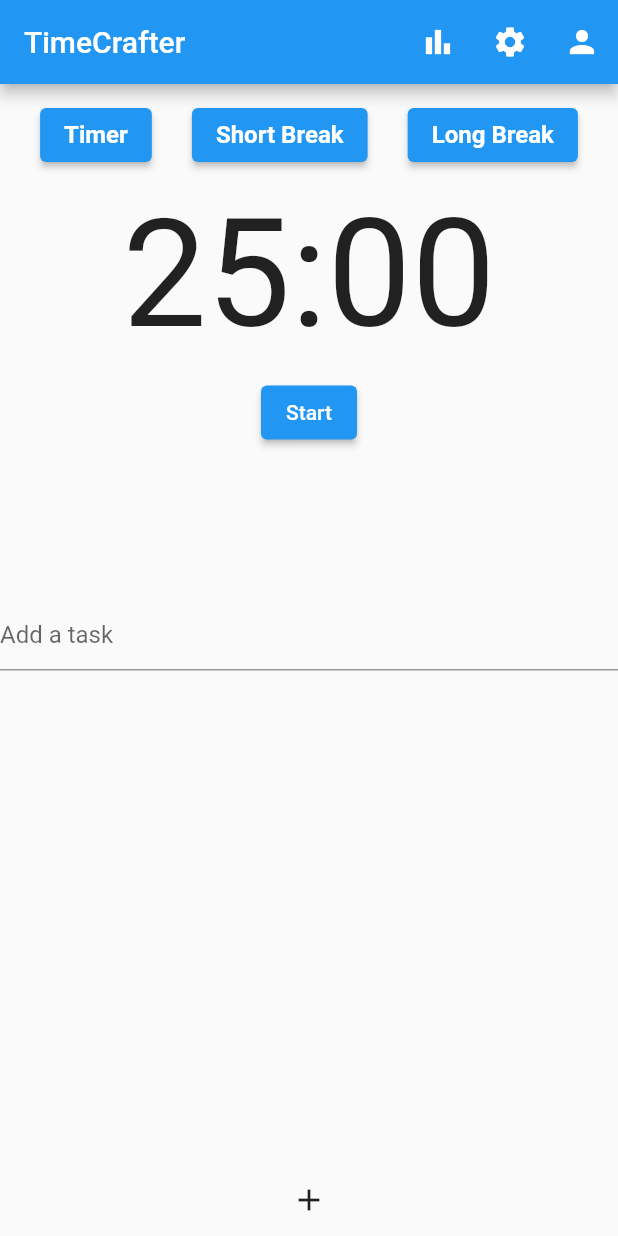
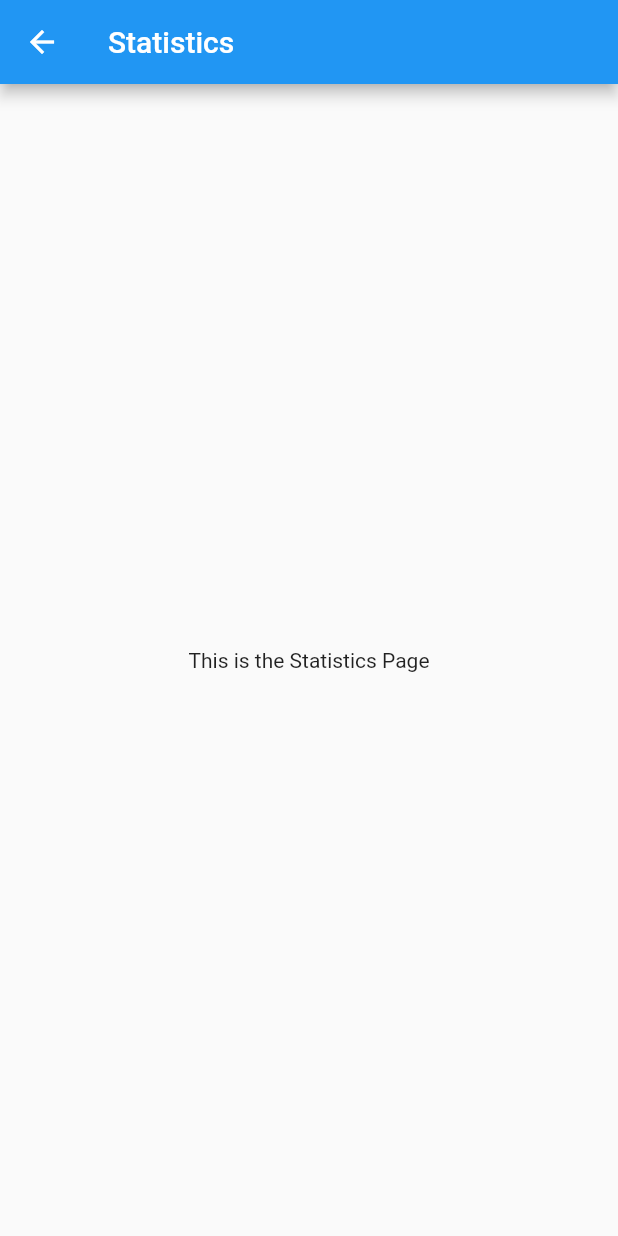
Before and after one commit to Bruno-RBento/TimeCrafter, a Flutter app: the screen it shows after launch, after a tap on the "bar chart" icon, on a phone screen of 412 x 824 dp. Run offline on Flutter 3.47's test engine with Material 2 defaults, Android fonts, the phone set to English and light mode, and no system bars; our stand-ins replace timer_builder.

Commit message:
add temp pages for profile, settings and statistics

```diff
--- /dev/null
+++ b/lib/statistics.dart
@@ -0,0 +1,17 @@
+import 'package:flutter/material.dart';
+
+
+
+class StatisticsPage extends StatelessWidget {
+  @override
+  Widget build(BuildContext context) {
+    return Scaffold(
+      appBar: AppBar(
+        title: Text('Statistics'),
+      ),
+      body: Center(
+        child: Text('This is the Statistics Page'),
+      ),
+    );
+  }
+}
--- a/lib/timer_crafter.dart
+++ b/lib/timer_crafter.dart
@@ -1,5 +1,8 @@
 import 'dart:async';
 import 'package:flutter/material.dart';
+import 'package:time_crafter/profile.dart';
+import 'package:time_crafter/settings.dart';
+import 'package:time_crafter/statistics.dart';
 import 'package:time_crafter/todo.dart';
 import 'package:timer_builder/timer_builder.dart';
 
@@ -29,16 +32,29 @@ class _TimerAppState extends State<timer_crafter> {
           IconButton(
             icon: Icon(Icons.bar_chart),
             onPressed: () {
+                            Navigator.push(
+                context,
+                MaterialPageRoute(builder: (context) => StatisticsPage()),
+              );
             },
           ),
           IconButton(
             icon: Icon(Icons.settings),
             onPressed: () {
+              Navigator.push(
+                context,
+                MaterialPageRoute(builder: (context) => SettingsPage()),
+              );
             },
           ),
           IconButton(
             icon: Icon(Icons.person),
             onPressed: () {
+                Navigator.push(
+                context,
+                MaterialPageRoute(builder: (context) => ProfilePage()),
+              );
+
             },
           ),
         ],
--- a/pubspec.yaml
+++ b/pubspec.yaml
@@ -36,6 +36,7 @@ dependencies:
   # Use with the CupertinoIcons class for iOS style icons.
   cupertino_icons: ^1.0.2
   timer_builder: ^2.0.0
+  syncfusion_flutter_charts: ^23.2.6
 
 dev_dependencies:
   flutter_test:
```
Also changed, not shown: lib/profile.dart (added, +15 -0 lines), lib/settings.dart (added, +15 -0 lines).
